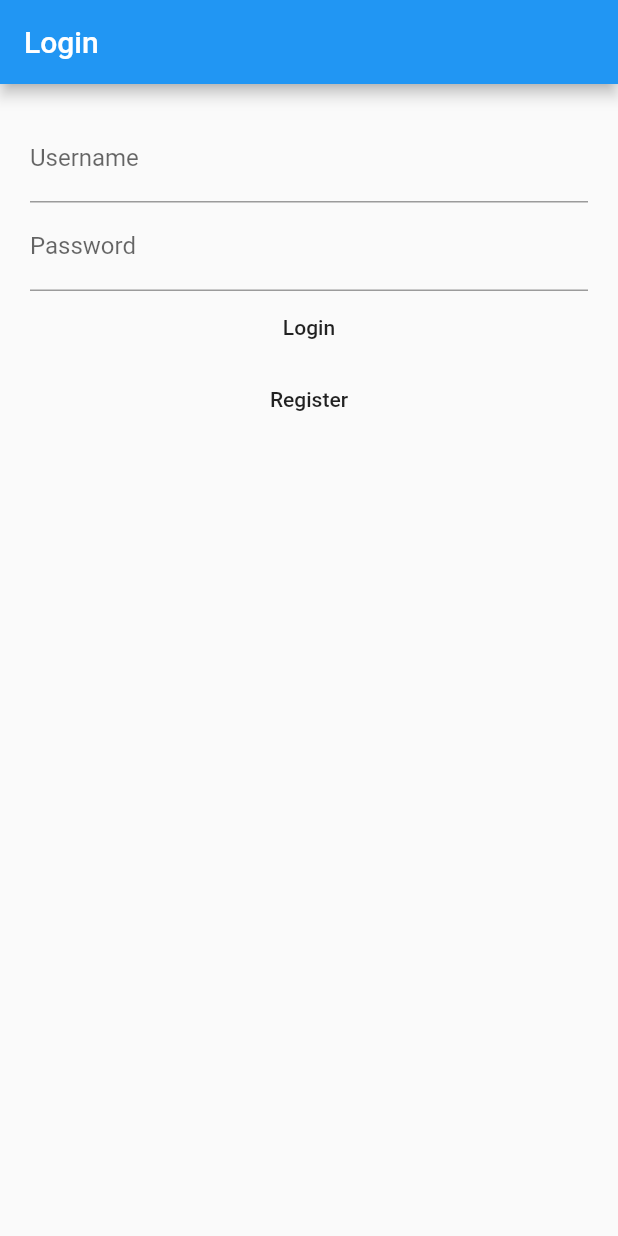
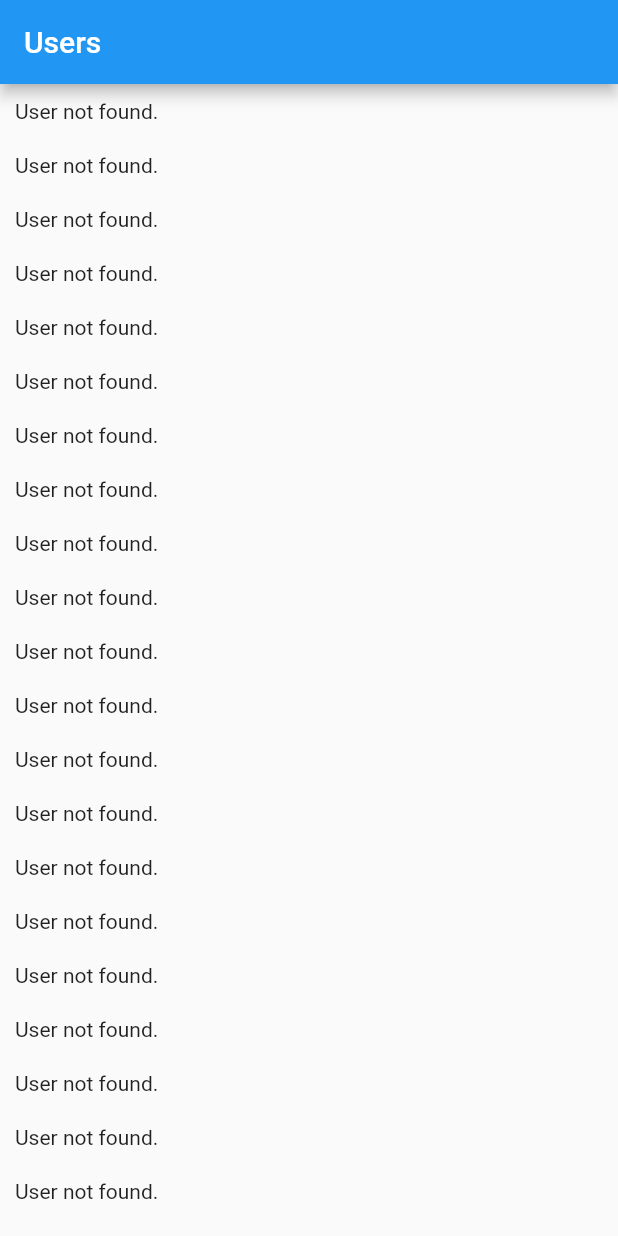
Before and after one commit to jaybryantc/first_flutter_app, a Flutter app: the screen it shows after launch, after a tap on "Login", on a phone screen of 412 x 824 dp. Run offline on Flutter 3.47's test engine with Material 2 defaults, Android fonts, the phone set to English and light mode, and no system bars.

Commit message:
Ädded User List Page UI.

```diff
--- a/lib/main.dart
+++ b/lib/main.dart
@@ -1,5 +1,6 @@
 import 'package:first_flutter_app/pages/login_page.dart';
 import 'package:first_flutter_app/pages/register_page.dart';
+import 'package:first_flutter_app/pages/user_list_page.dart';
 import 'package:flutter/material.dart';
 
 void main() => runApp(MyApp());
@@ -27,6 +28,7 @@ class MyApp extends StatelessWidget {
         '/':(context) => LoginPage(),
         LoginPage.ROUTE_NAME :(context) => LoginPage(),
         RegisterPage.ROUTE_NAME :(context) => RegisterPage(),
+        UserListPage.ROUTE_NAME : (context) => UserListPage(),
       },
     );
   }
--- a/lib/pages/login_page.dart
+++ b/lib/pages/login_page.dart
@@ -1,5 +1,6 @@
 
 import 'package:first_flutter_app/pages/register_page.dart';
+import 'package:first_flutter_app/pages/user_list_page.dart';
 import 'package:flutter/material.dart';
 
 class LoginPage extends StatefulWidget {
@@ -15,6 +16,10 @@ class _LoginPageState extends State<LoginPage> {
 
   void gotoRegister() {
     Navigator.pushNamed(context, RegisterPage.ROUTE_NAME);
+  }
+
+  void login() {
+    Navigator.pushReplacement(context, new MaterialPageRoute(builder: (context) => UserListPage()));
   }
 
   @override
@@ -55,9 +60,7 @@ class _LoginPageState extends State<LoginPage> {
             ),
 
             FlatButton(
-                onPressed: () {
-                  print("Login button is pressed.");
-                },
+                onPressed: login,
                 child: Row(
                   mainAxisAlignment: MainAxisAlignment.center,
                   children: <Widget>[
--- /dev/null
+++ b/lib/pages/user_list_page.dart
@@ -0,0 +1,60 @@
+import 'package:first_flutter_app/state/user.dart';
+import 'package:flutter/material.dart';
+
+class UserListPage extends StatefulWidget {
+  static final String ROUTE_NAME = "users";
+  @override
+  State<StatefulWidget> createState() => _UserListPageState();
+}
+
+class _UserListPageState extends State<UserListPage> {
+  @override
+  Widget build(BuildContext context) {
+    // TODO: implement build
+    return Scaffold(
+      appBar: AppBar(
+        title: Text("Users"),
+      ),
+      body: ListView.builder(
+        itemCount: 100,
+        itemBuilder: (context, index) => UserItemTile(null),
+      ),
+    );
+  }
+}
+
+class UserItemTile extends StatelessWidget {
+
+  UserItemTile(this._user);
+  final User _user;
+
+  @override
+  Widget build(BuildContext context) => _user != null ? UserItem(_user) : UserNotFoundItem();
+}
+
+class UserNotFoundItem extends StatelessWidget {
+  @override
+  Widget build(BuildContext context) => Container(
+    padding: EdgeInsets.all(10),
+    child: Text("User not found."),
+  );
+}
+
+class UserItem extends StatelessWidget {
+
+  UserItem(this._user);
+  final User _user;
+
+  @override
+  Widget build(BuildContext context) => Container(
+    padding: EdgeInsets.all(5),
+    child: Column(
+      mainAxisAlignment: MainAxisAlignment.start,
+      children: <Widget>[
+        Text(_user.fullname),
+        Text(_user.company),
+      ],
+    ),
+  );
+
+}
--- /dev/null
+++ b/lib/state/user.dart
@@ -0,0 +1,8 @@
+class User {
+  User(this.id, this.fullname, this.address, this.birthdate, this.company);
+  int id;
+  String fullname;
+  String address;
+  DateTime birthdate;
+  String company;
+}
```
